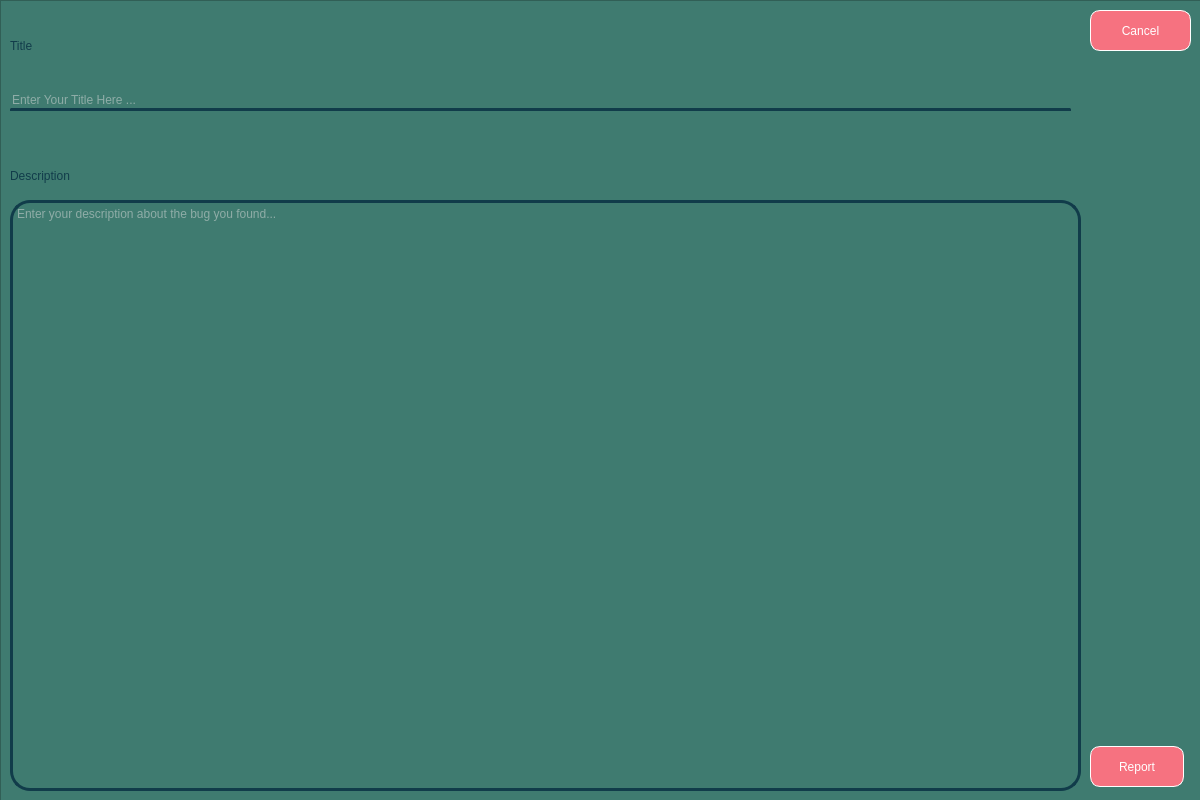
Above: report_screen.ui from CrazyMeowl/Buck-Tragger-SE-Project before the change. Below: the same form after it.
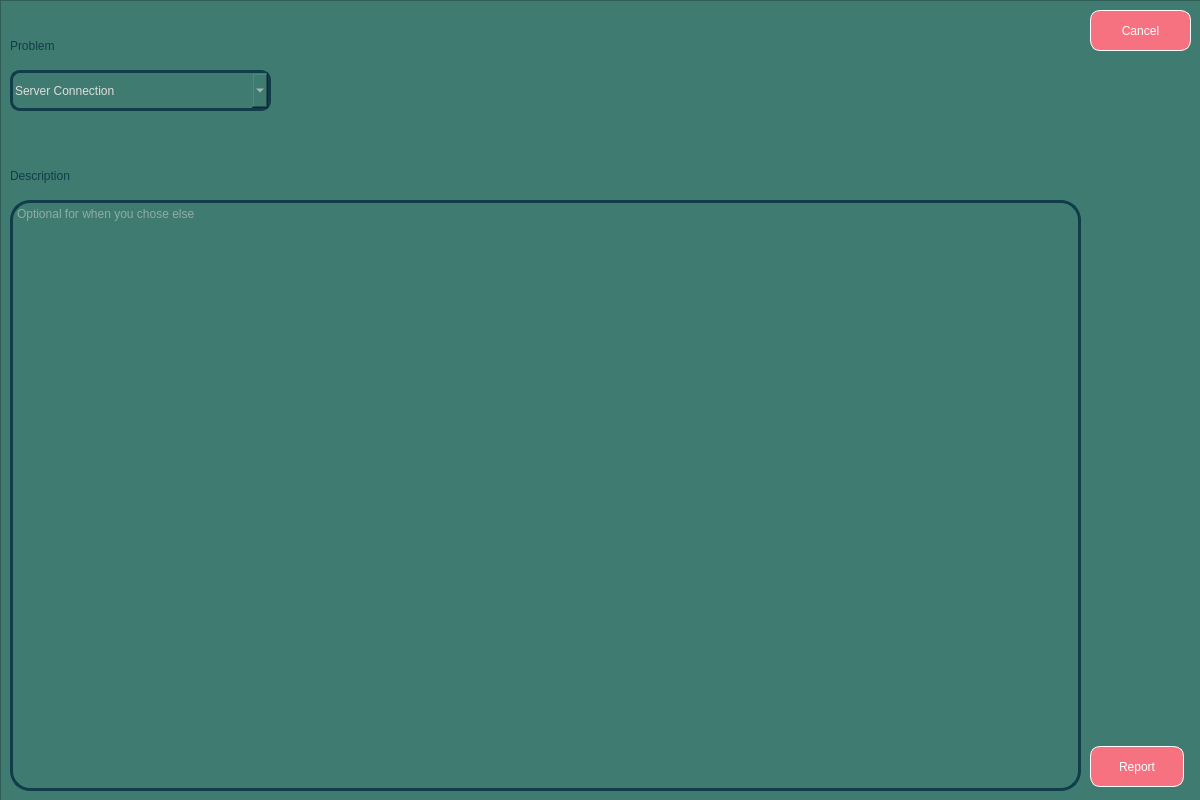
That is the form after the change.

```diff
--- a/report_screen.ui
+++ b/report_screen.ui
@@ -66,37 +66,12 @@
      <string>Report</string>
     </property>
    </widget>
-   <widget class="QLineEdit" name="title_box">
-    <property name="geometry">
-     <rect>
-      <x>10</x>
-      <y>70</y>
-      <width>1061</width>
-      <height>41</height>
-     </rect>
-    </property>
-    <property name="styleSheet">
-     <string notr="true">border-bottom:3px solid rgb(17, 60, 74);
-border-radius:1px;
-font: 500 italic 20pt &quot;Ubuntu&quot;;
-color: rgb(221, 221, 221);</string>
-    </property>
-    <property name="text">
-     <string/>
-    </property>
-    <property name="alignment">
-     <set>Qt::AlignBottom|Qt::AlignLeading|Qt::AlignLeft</set>
-    </property>
-    <property name="placeholderText">
-     <string>Enter Your Title Here ...</string>
-    </property>
-   </widget>
    <widget class="QLabel" name="label">
     <property name="geometry">
      <rect>
       <x>10</x>
       <y>20</y>
-      <width>91</width>
+      <width>161</width>
       <height>51</height>
      </rect>
     </property>
@@ -105,7 +80,7 @@
 color: rgb(17, 60, 74);</string>
     </property>
     <property name="text">
-     <string>Title</string>
+     <string>Problem</string>
     </property>
    </widget>
    <widget class="QLabel" name="label_2">
@@ -164,9 +139,55 @@
 color: rgb(221, 221, 221);</string>
     </property>
     <property name="placeholderText">
-     <string>Enter your description about the bug you found...</string>
+     <string>Optional for when you chose else</string>
     </property>
    </widget>
+   <widget class="QComboBox" name="select_box">
+    <property name="geometry">
+     <rect>
+      <x>10</x>
+      <y>70</y>
+      <width>261</width>
+      <height>41</height>
+     </rect>
+    </property>
+    <property name="styleSheet">
+     <string notr="true">border:3px solid rgb(17, 60, 74);
+border-radius:10px;
+font: 500 italic 20pt &quot;Ubuntu&quot;;
+color: rgb(221, 221, 221);</string>
+    </property>
+    <item>
+     <property name="text">
+      <string>Server Connection</string>
+     </property>
+    </item>
+    <item>
+     <property name="text">
+      <string>Login/Logout</string>
+     </property>
+    </item>
+    <item>
+     <property name="text">
+      <string>Website</string>
+     </property>
+    </item>
+    <item>
+     <property name="text">
+      <string>App</string>
+     </property>
+    </item>
+    <item>
+     <property name="text">
+      <string>Search</string>
+     </property>
+    </item>
+    <item>
+     <property name="text">
+      <string>Else</string>
+     </property>
+    </item>
+   </widget>
   </widget>
  </widget>
  <resources/>
```
